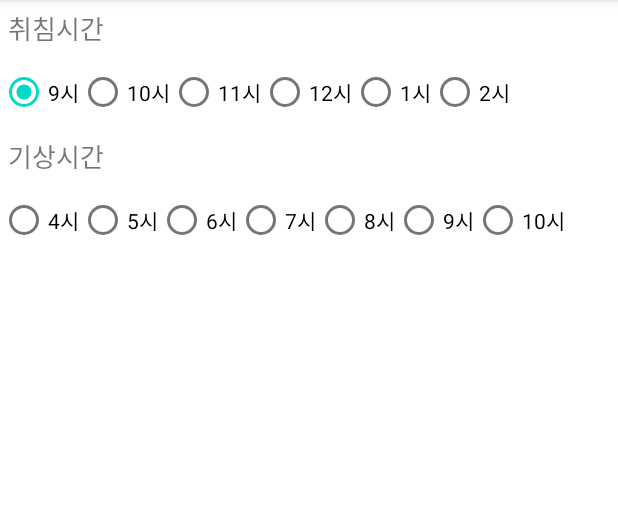
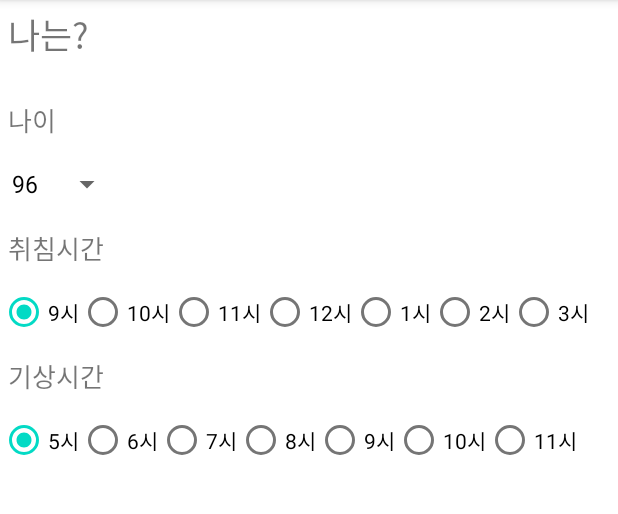
Before and after one commit to Roommate-matching-application/RM, an Android app: the myChecklist screen opened directly, with no data from a screen before it, on a phone screen of 412 x 824 dp, the part 84-598 px from its top. Run offline under Robolectric (Android 15) with nearby library versions, the phone set to English and light mode, and no system bars.

Commit message:
나, 룸메 체크리스트

```diff
--- a/app/src/main/AndroidManifest.xml
+++ b/app/src/main/AndroidManifest.xml
@@ -9,6 +9,9 @@
         android:roundIcon="@mipmap/ic_launcher_round"
         android:supportsRtl="true"
         android:theme="@style/Theme.Mop125">
+        <activity
+            android:name=".roommateChecklist"
+            android:exported="false" />
         <activity
             android:name=".myChecklist"
             android:exported="false" />
--- a/app/src/main/java/com/example/mop125/myChecklist.java
+++ b/app/src/main/java/com/example/mop125/myChecklist.java
@@ -3,21 +3,36 @@ package com.example.mop125;
 import android.content.SharedPreferences;
 import android.os.Bundle;
 import android.util.Log;
+import android.widget.ArrayAdapter;
 import android.widget.RadioButton;
 import android.widget.RadioGroup;
+import android.widget.Spinner;
 
 import androidx.appcompat.app.AppCompatActivity;
 
 public class myChecklist extends AppCompatActivity {
 
     static SharedPreferences sharedPreferences;
-    static RadioGroup rg_sleeptime;
+    static RadioGroup rg1_sleeptime;
+    static RadioGroup rg2_wakeuptime;
+
+
+    String[] items = {"95", "96", "97", "98", "99", "00", "01", "02","03","04"};
 
     protected void onCreate(Bundle savedInstanceState) {
         super.onCreate(savedInstanceState);
         setContentView(R.layout.activity_my_checklist);
+        Spinner spinner = findViewById(R.id.spinner_age);
         initPreferences();
         loadState();
+
+        ArrayAdapter<String> adapter = new ArrayAdapter<String>(
+                this, android.R.layout.simple_spinner_dropdown_item, items
+        );
+        adapter.setDropDownViewResource(android.R.layout.simple_spinner_dropdown_item);
+        spinner.setAdapter(adapter);
+
+        spinner.setSelection(sharedPreferences.getInt("spinner_age", 1));
     }
 
     @Override
@@ -31,17 +46,23 @@ public class myChecklist extends AppCompatActivity {
     }
 
     private void saveState(){
+        Spinner spinner = findViewById(R.id.spinner_age);
         SharedPreferences.Editor editor = sharedPreferences.edit();
-        editor.putString("s_set", String.valueOf((int)rg_sleeptime.getCheckedRadioButtonId()));
-        Log.d("whatissavedid", String.valueOf((int)rg_sleeptime.getCheckedRadioButtonId()));
+        editor.putString("rg1", String.valueOf((int)rg1_sleeptime.getCheckedRadioButtonId()));
+        editor.putString("rg2", String.valueOf((int)rg2_wakeuptime.getCheckedRadioButtonId()));
+        //Log.d("whatissavedid", String.valueOf((int)rg_sleeptime.getCheckedRadioButtonId()));
+        editor.putInt("spinner_age", spinner.getSelectedItemPosition());
         editor.commit();
     }
 
     private void loadState(){
-        rg_sleeptime = (RadioGroup)findViewById(R.id.rg1_sleeptime);
-        int id = 0;
+        rg1_sleeptime = (RadioGroup)findViewById(R.id.rg1_sleeptime);
+        rg2_wakeuptime = (RadioGroup)findViewById(R.id.rg2_wakeuptime);
+        int id = 0, id2 = 0;
         try {
-            id = Integer.parseInt(sharedPreferences.getString("s_set", "0"));
+            id = Integer.parseInt(sharedPreferences.getString("rg1", "0"));
+            id2 = Integer.parseInt(sharedPreferences.getString("rg2", "0"));
+
         } catch (NullPointerException e) { }
 
         Log.d("whatisid", String.valueOf(id));
@@ -49,5 +70,7 @@ public class myChecklist extends AppCompatActivity {
         if (id == 0) ((RadioButton) findViewById(R.id.rg1_1)).setChecked(true);
         else ((RadioButton) findViewById(id)).setChecked(true);
 
+        if (id2 == 0) ((RadioButton) findViewById(R.id.rg2_1)).setChecked(true);
+        else ((RadioButton) findViewById(id2)).setChecked(true);
     }
 }
--- a/app/src/main/res/layout/activity_afterlogin.xml
+++ b/app/src/main/res/layout/activity_afterlogin.xml
@@ -15,7 +15,7 @@
     </TextView>
 //여기에 닉네임 설정창 들어가도 괜찮을듯합니다...
         <Button
-            android:id="@+id/nextButton"
+            android:id="@+id/nextButton_myChecklist"
             android:layout_width="match_parent"
             android:layout_height="wrap_content"
             android:text="내가 어떤사람인지 테스트하기"
@@ -23,6 +23,7 @@
         </Button>
 
     <Button
+        android:id="@+id/nextButton_roommateChecklist"
         android:layout_width="match_parent"
         android:layout_height="wrap_content"
         android:text="원하는 룸메이트는 어떤 사람인지 테스트하기"
--- a/app/src/main/res/layout/activity_my_checklist.xml
+++ b/app/src/main/res/layout/activity_my_checklist.xml
@@ -10,8 +10,30 @@
     <TextView
         android:layout_width="match_parent"
         android:layout_height="wrap_content"
+        android:text="나는?"
+        android:textSize="23dp"
+        android:padding="5dp"
+        android:layout_marginBottom="15dp"
+        />
+
+    <TextView
+        android:layout_width="match_parent"
+        android:layout_height="wrap_content"
+        android:text="나이"
+        android:textSize="17dp"
+        android:padding="5dp"
+        />
+
+    <Spinner
+        android:id="@+id/spinner_age"
+        android:layout_width="wrap_content"
+        android:layout_height="wrap_content"
+        android:spinnerMode="dropdown"/>
+
+    <TextView
+        android:layout_width="match_parent"
+        android:layout_height="wrap_content"
         android:text="취침시간"
-        android:id="@+id/label"
         android:textSize="17dp"
         android:padding="5dp"
         />
@@ -57,6 +79,12 @@
             android:text="2시"
             android:id="@+id/rg1_6"
             />
+        <RadioButton
+            android:layout_width="wrap_content"
+            android:layout_height="wrap_content"
+            android:text="3시"
+            android:id="@+id/rg1_7"
+            />
     </RadioGroup>
 
     <TextView
@@ -75,43 +103,43 @@
         <RadioButton
             android:layout_width="wrap_content"
             android:layout_height="wrap_content"
-            android:text="4시"
+            android:text="5시"
             android:id="@+id/rg2_1"
             />
         <RadioButton
             android:layout_width="wrap_content"
             android:layout_height="wrap_content"
-            android:text="5시"
+            android:text="6시"
             android:id="@+id/rg2_2"
             />
         <RadioButton
             android:layout_width="wrap_content"
             android:layout_height="wrap_content"
-            android:text="6시"
+            android:text="7시"
             android:id="@+id/rg2_3"
             />
         <RadioButton
             android:layout_width="wrap_content"
             android:layout_height="wrap_content"
-            android:text="7시"
+            android:text="8시"
             android:id="@+id/rg2_4"
             />
         <RadioButton
             android:layout_width="wrap_content"
             android:layout_height="wrap_content"
-            android:text="8시"
+            android:text="9시"
             android:id="@+id/rg2_5"
             />
         <RadioButton
             android:layout_width="wrap_content"
             android:layout_height="wrap_content"
-            android:text="9시"
+            android:text="10시"
             android:id="@+id/rg2_6"
             />
         <RadioButton
             android:layout_width="wrap_content"
             android:layout_height="wrap_content"
-            android:text="10시"
+            android:text="11시"
             android:id="@+id/rg2_7"
             />
     </RadioGroup>
@@ -119,4 +147,7 @@
 
 
 
+
+
+
 </LinearLayout>
```
Also changed, not shown: app/src/main/java/com/example/mop125/afterlogin.java (+11 -1 lines), app/src/main/java/com/example/mop125/roommateChecklist.java (added, +76 -0 lines), app/src/main/res/layout/activity_roommate_checklist.xml (added, +113 -0 lines).
